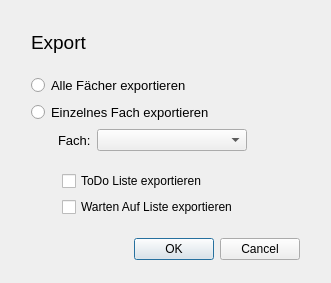
Qt form exportdialog.ui (orgnnice/OrgNNice) before a commit.
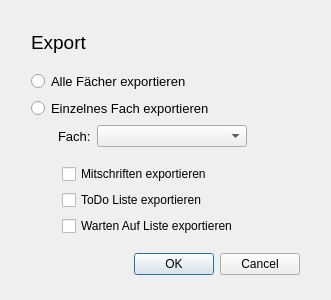
The same form after that commit.

The edit to the form file:
```diff
--- a/exportdialog.ui
+++ b/exportdialog.ui
@@ -7,7 +7,7 @@
     <x>0</x>
     <y>0</y>
     <width>331</width>
-    <height>283</height>
+    <height>300</height>
    </rect>
   </property>
   <property name="windowTitle">
@@ -19,7 +19,7 @@
      <x>20</x>
      <y>20</y>
      <width>291</width>
-     <height>251</height>
+     <height>266</height>
     </rect>
    </property>
    <layout class="QVBoxLayout" name="verticalLayout">
@@ -173,6 +173,13 @@
       </item>
       <item>
        <layout class="QVBoxLayout" name="verticalLayout_2">
+        <item>
+         <widget class="QCheckBox" name="checkBox_3">
+          <property name="text">
+           <string>Mitschriften exportieren</string>
+          </property>
+         </widget>
+        </item>
         <item>
          <widget class="QCheckBox" name="checkBox">
           <property name="text">
```
